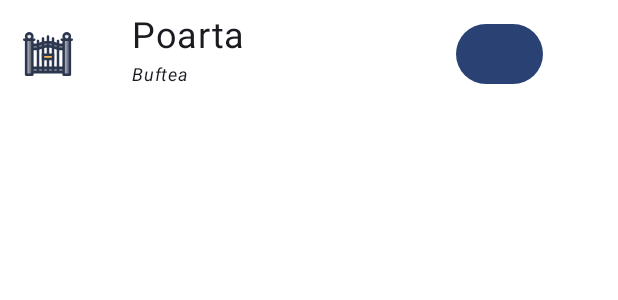
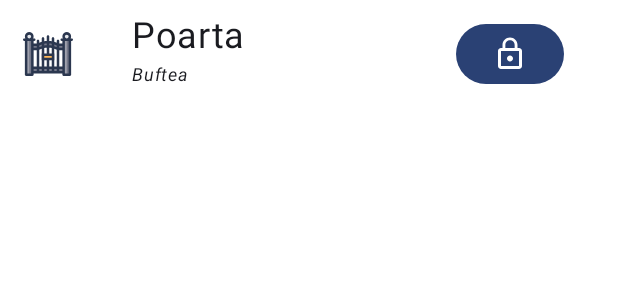
Before and after one commit to MoRommy/HomeShield-Android-App, an Android app built with Jetpack Compose: the @Preview function GreetingPreview, on a phone screen of 412 x 824 dp. Shown: the top 300 px of the screen. Run offline under Robolectric (Android 15) with nearby library versions, the phone set to English and light mode, and no system bars.

Commit message:
Added a background image for the app and made button icon change when is clicked

```diff
--- a/app/src/main/java/com/example/homeshield/MainActivity.kt
+++ b/app/src/main/java/com/example/homeshield/MainActivity.kt
@@ -16,9 +16,15 @@ import androidx.compose.material3.MaterialTheme
 import androidx.compose.material3.Surface
 import androidx.compose.material3.Text
 import androidx.compose.runtime.Composable
+import androidx.compose.runtime.getValue
+import androidx.compose.runtime.mutableStateOf
+import androidx.compose.runtime.remember
+import androidx.compose.runtime.setValue
 import androidx.compose.ui.Alignment
 import androidx.compose.ui.Modifier
 import androidx.compose.ui.graphics.Color
+import androidx.compose.ui.graphics.painter.Painter
+import androidx.compose.ui.layout.ContentScale
 import androidx.compose.ui.res.painterResource
 import androidx.compose.ui.text.font.FontStyle
 import androidx.compose.ui.tooling.preview.Preview
@@ -36,8 +42,8 @@ class MainActivity : ComponentActivity() {
                     modifier = Modifier.fillMaxSize(),
                     color = MaterialTheme.colorScheme.background
                 ) {
-                    Device("Poarta", 15921, "Buftea", "locked", true)
-//                    Greeting("HomeShield")
+                    BackgroundImage(devices = arrayOf(Device("Poarta", 15921, "Buftea", "locked", true)))
+
                 }
             }
         }
@@ -45,7 +51,33 @@ class MainActivity : ComponentActivity() {
 }
 
 @Composable
-fun Device(device: Device, modifier: Modifier = Modifier) {
+fun BackgroundImage(devices: Array<Device>, modifier: Modifier = Modifier) {
+    val backgroundImage = painterResource(id = R.drawable.background)
+    Box (modifier) {
+        Image(
+            painter = backgroundImage,
+            contentDescription = null,
+            contentScale = ContentScale.Crop,
+            alpha = 0.9F
+            )
+        DeviceLayout(device = devices[0], modifier.align(Alignment.Center))
+    }
+}
+
+@Preview(showBackground = true)
+@Composable
+fun BackgroundPreview() {
+    HomeShieldTheme {
+        BackgroundImage(
+            arrayOf(Device("Poarta", 15921, "Buftea", "locked", true))
+        )
+    }
+}
+
+@Composable
+fun DeviceLayout(device: Device, modifier: Modifier = Modifier) {
+    var lockState by remember { mutableStateOf(true) }
+    val lockImage = getLockPainterResource(lockState)
     Surface(color = Color.White, modifier = modifier) {
         Row (
             modifier = modifier,
@@ -74,28 +106,30 @@ fun Device(device: Device, modifier: Modifier = Modifier) {
             Box (contentAlignment = Alignment.Center) {
                 Button(
                     onClick = {
-                              device.locked = !device.locked
+                        device.locked = !device.locked
+                        lockState = device.locked
                     }, modifier = Modifier.padding(12.dp)
 
                 ) {
-//                    Icon(painterResource(id = R.drawable.lock), contentDescription = null)
+                    Icon(lockImage, contentDescription = null)
                 }
             }
         }
     }
 }
-//
-//fun getLockImageVector(device: Device): ImageVector {
-//    if (device.locked)
-//        return
-//    else
-//        return Icons.Rounded.
-//}
+
+@Composable
+fun getLockPainterResource(isLocked: Boolean): Painter {
+    return if (isLocked)
+        painterResource(id = R.drawable.lock)
+    else
+        painterResource(id = R.drawable.unlock)
+}
 
 @Preview(showBackground = true)
 @Composable
 fun GreetingPreview() {
     HomeShieldTheme {
-        Device(Device("Poarta", 15921, "Buftea", "locked", true))
+        DeviceLayout(Device("Poarta", 15921, "Buftea", "locked", true))
     }
 }
--- /dev/null
+++ b/app/src/main/res/drawable-anydpi/lock.xml
@@ -0,0 +1,11 @@
+<vector xmlns:android="http://schemas.android.com/apk/res/android"
+    android:width="24dp"
+    android:height="24dp"
+    android:viewportWidth="24"
+    android:viewportHeight="24"
+    android:tint="#333333"
+    android:alpha="0.6">
+  <path
+      android:fillColor="@android:color/white"
+      android:pathData="M12,17c1.1,0 2,-0.9 2,-2s-0.9,-2 -2,-2s-2,0.9 -2,2S10.9,17 12,17zM18,8h-1V6c0,-2.76 -2.24,-5 -5,-5S7,3.24 7,6v2H6c-1.1,0 -2,0.9 -2,2v10c0,1.1 0.9,2 2,2h12c1.1,0 2,-0.9 2,-2V10C20,8.9 19.1,8 18,8zM8.9,6c0,-1.71 1.39,-3.1 3.1,-3.1s3.1,1.39 3.1,3.1v2H8.9V6zM18,20H6V10h12V20z"/>
+</vector>
--- /dev/null
+++ b/app/src/main/res/drawable-anydpi/unlock.xml
@@ -0,0 +1,11 @@
+<vector xmlns:android="http://schemas.android.com/apk/res/android"
+    android:width="24dp"
+    android:height="24dp"
+    android:viewportWidth="24"
+    android:viewportHeight="24"
+    android:tint="#333333"
+    android:alpha="0.6">
+  <path
+      android:fillColor="@android:color/white"
+      android:pathData="M12,17c1.1,0 2,-0.9 2,-2s-0.9,-2 -2,-2 -2,0.9 -2,2 0.9,2 2,2zM18,8h-1L17,6c0,-2.76 -2.24,-5 -5,-5S7,3.24 7,6h1.9c0,-1.71 1.39,-3.1 3.1,-3.1 1.71,0 3.1,1.39 3.1,3.1v2L6,8c-1.1,0 -2,0.9 -2,2v10c0,1.1 0.9,2 2,2h12c1.1,0 2,-0.9 2,-2L20,10c0,-1.1 -0.9,-2 -2,-2zM18,20L6,20L6,10h12v10z"/>
+</vector>
--- a/gradle.properties
+++ b/gradle.properties
@@ -21,3 +21,4 @@ kotlin.code.style=official
 # resources declared in the library itself and none from the library's dependencies,
 # thereby reducing the size of the R class for that library
 android.nonTransitiveRClass=true
+org.gradle.configuration-cache=true
```
Also changed, not shown: app/src/main/res/drawable-hdpi/lock.png (added), app/src/main/res/drawable-hdpi/unlock.png (added), app/src/main/res/drawable-mdpi/lock.png (added), app/src/main/res/drawable-mdpi/unlock.png (added), app/src/main/res/drawable-xhdpi/lock.png (added), app/src/main/res/drawable-xhdpi/unlock.png (added), app/src/main/res/drawable-xxhdpi/lock.png (added), app/src/main/res/drawable-xxhdpi/unlock.png (added).
